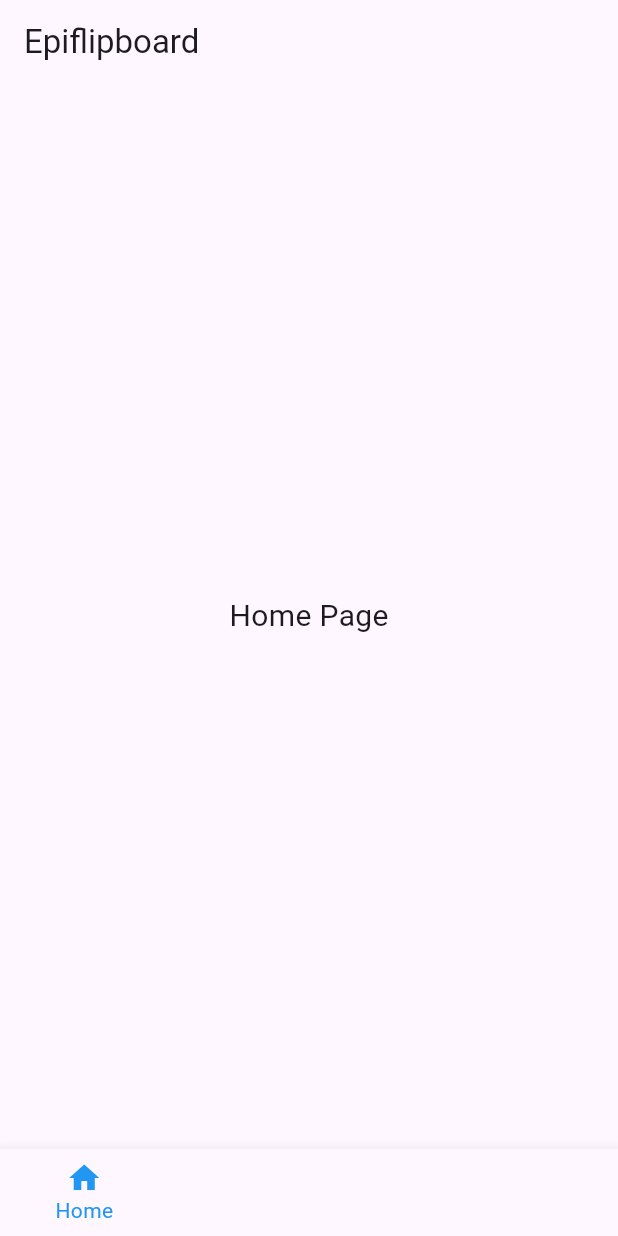
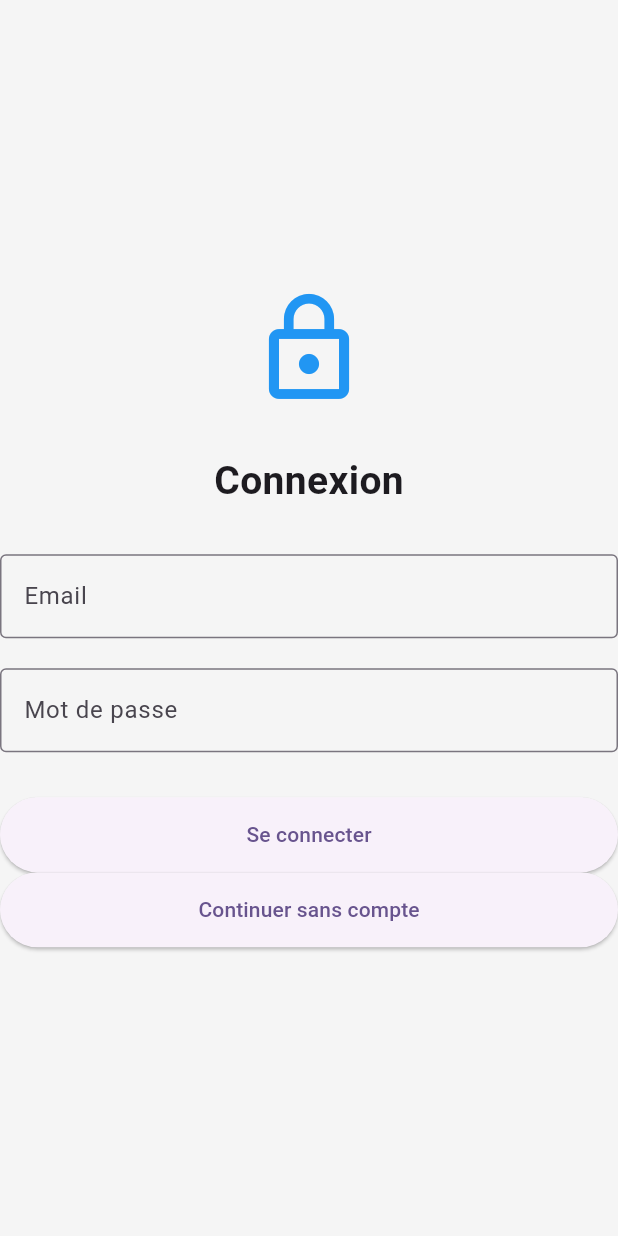
Before and after one commit to GryphusOneSeven/EpiFlipboard, a Flutter app: the screen it shows after launch, on a phone screen of 412 x 824 dp. Run offline on Flutter 3.47's test engine with Material 3 defaults, Android fonts, the light colour scheme and no system bars.

Commit message:
[ADD] - Navigation using routes, bottombar for home only

```diff
--- a/epiflipboard/lib/main.dart
+++ b/epiflipboard/lib/main.dart
@@ -1,9 +1,8 @@
+import 'package:epiflipboard/pages/article.dart';
 import 'package:flutter/material.dart';
+import '/pages/login.dart';
 import 'pages/home.dart';
-import 'pages/notifications.dart';
-import 'pages/profile.dart';
-import 'pages/search.dart';
-import 'pages/subscriptions.dart';
+import 'pages/topic.dart';
 
 
 void main() {
@@ -13,7 +12,6 @@
 class EpiFlipboardApp extends StatelessWidget {
   const EpiFlipboardApp({super.key});
 
-  // This widget is the root of your application.
   @override
   Widget build(BuildContext context) {
     return MaterialApp(
@@ -21,69 +19,14 @@
       theme: ThemeData(
         colorScheme: ColorScheme.fromSeed(seedColor: Colors.deepPurple),
       ),
-      home: const MainPage()
+
+      routes: {
+        '/': (context) => const HomePage(),
+        '/login': (context) => const LoginPage(),
+        '/topic': (context) => const TopicPage(),
+        '/article': (context) => const ArticlePage(),
+      },
+      initialRoute: '/login',
     );
   }
 }
-
-class MainPage extends StatefulWidget {
-  const MainPage({super.key});
-
-  @override
-  State<MainPage> createState() => _MainPageState();
-}
-
-class _MainPageState extends State<MainPage> {
-  int _selectedIndex = 0;
-
-  final List<Widget> _pages = const [
-    HomePage(),
-    SubscriptionsPage(),
-    SearchPage(),
-    NotificationsPage(),
-    ProfilePage(),
-  ];
-
-  void _onItemTapped(int index) {
-    setState(() {
-      _selectedIndex = index;
-    });
-  }
-
-  @override
-  Widget build(BuildContext context) {
-return Scaffold(
-      appBar: AppBar(title: const Text('Epiflipboard')),
-      body: _pages[_selectedIndex],
-      bottomNavigationBar: BottomNavigationBar(
-        currentIndex: _selectedIndex,
-        onTap: _onItemTapped,
-        selectedItemColor: Colors.blue,
-        backgroundColor: Colors.grey,
-        items: const [
-          BottomNavigationBarItem(
-            icon: Icon(Icons.home),
-            label: 'Home',
-          ),
-          BottomNavigationBarItem(
-            icon: Icon(Icons.subscriptions),
-            label: 'Subscriptions',
-          ),
-          BottomNavigationBarItem(
-            icon: Icon(Icons.search),
-            label: 'Search',
-          ),
-          BottomNavigationBarItem(
-            icon: Icon(Icons.notifications),
-            label: 'Notifications',
-          ),
-          BottomNavigationBarItem(
-            icon: Icon(Icons.person),
-            label: 'Profile',
-          ),
-
-        ],
-      ),
-    );
-  }
-}
--- /dev/null
+++ b/epiflipboard/lib/pages/login.dart
@@ -0,0 +1,91 @@
+import 'package:flutter/material.dart';
+
+class LoginPage extends StatefulWidget {
+  const LoginPage({super.key});
+
+  @override
+  State<LoginPage> createState() => _LoginPageState();
+}
+
+class _LoginPageState extends State<LoginPage> {
+  final _emailController = TextEditingController();
+  final _passwordController = TextEditingController();
+
+  void _login() {
+    String email = _emailController.text.trim();
+    String password = _passwordController.text;
+
+    if (email == 'admin@example.com' && password == '1234') {
+      Navigator.pushReplacementNamed(context, '/home');
+    } else {
+      ScaffoldMessenger.of(context).showSnackBar(
+        const SnackBar(content: Text('Identifiants incorrects')),
+      );
+    }
+  }
+
+  void _continue() {
+    print("Continuing without account");
+    Navigator.pop(context);
+  }
+
+  @override
+  Widget build(BuildContext context) {
+    return Scaffold(
+      backgroundColor: Colors.grey[100],
+      body: Center(
+        child: SingleChildScrollView(
+          child: Column(
+            mainAxisAlignment: MainAxisAlignment.center,
+            children: [
+              const Icon(Icons.lock_outline, size: 80, color: Colors.blue),
+              const SizedBox(height: 30),
+              const Text(
+                'Connexion',
+                style: TextStyle(fontSize: 26, fontWeight: FontWeight.bold),
+              ),
+              const SizedBox(height: 30),
+
+              TextField(
+                controller: _emailController,
+                keyboardType: TextInputType.emailAddress,
+                decoration: const InputDecoration(
+                  labelText: 'Email',
+                  border: OutlineInputBorder(),
+                ),
+              ),
+              const SizedBox(height: 20),
+
+              TextField(
+                controller: _passwordController,
+                obscureText: true,
+                decoration: const InputDecoration(
+                  labelText: 'Mot de passe',
+                  border: OutlineInputBorder(),
+                ),
+              ),
+              const SizedBox(height: 30),
+
+              ElevatedButton(
+                onPressed: _login,
+                style: ElevatedButton.styleFrom(
+                  minimumSize: const Size(double.infinity, 50),
+                ),
+                child: const Text('Se connecter'),
+              ),
+
+              ElevatedButton(
+                onPressed: _continue,
+                style: ElevatedButton.styleFrom(
+                  minimumSize: const Size(double.infinity, 50),
+                ),
+                child: const Text('Continuer sans compte'),
+              ),
+
+            ],
+          ),
+        ),
+      ),
+    );
+  }
+}
```
Also changed, not shown: epiflipboard/lib/pages/article.dart (added, +20 -0 lines), epiflipboard/lib/pages/feed.dart (added, +26 -0 lines), epiflipboard/lib/pages/home.dart (+59 -5 lines), epiflipboard/lib/pages/topic.dart (added, +15 -0 lines).
